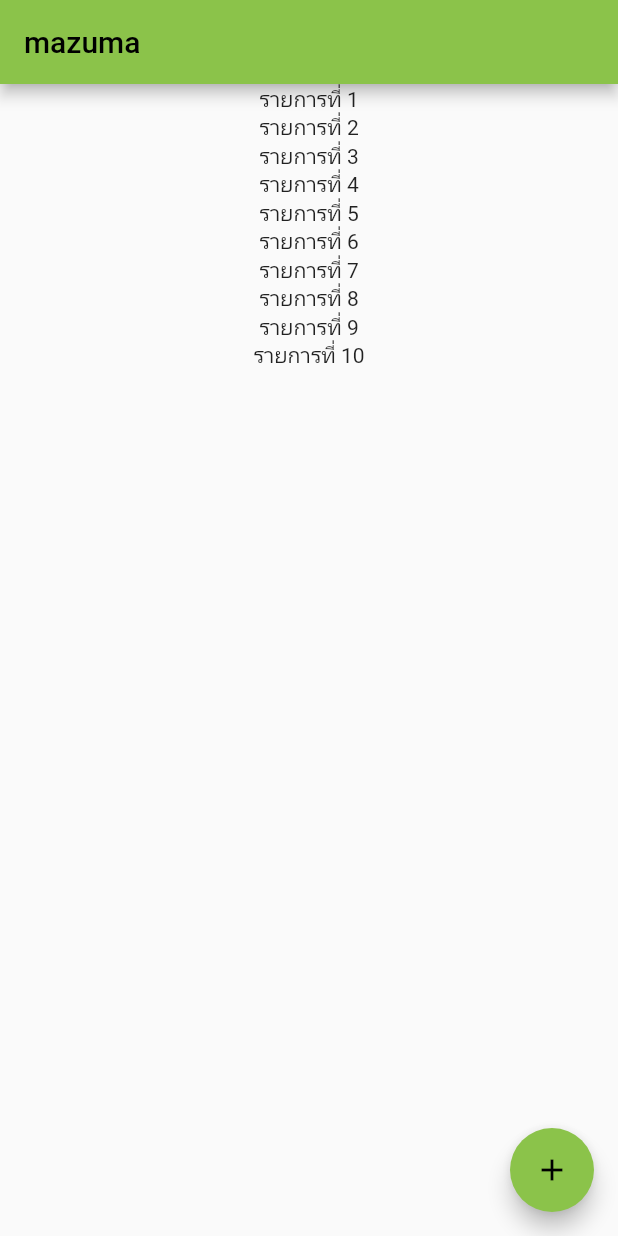
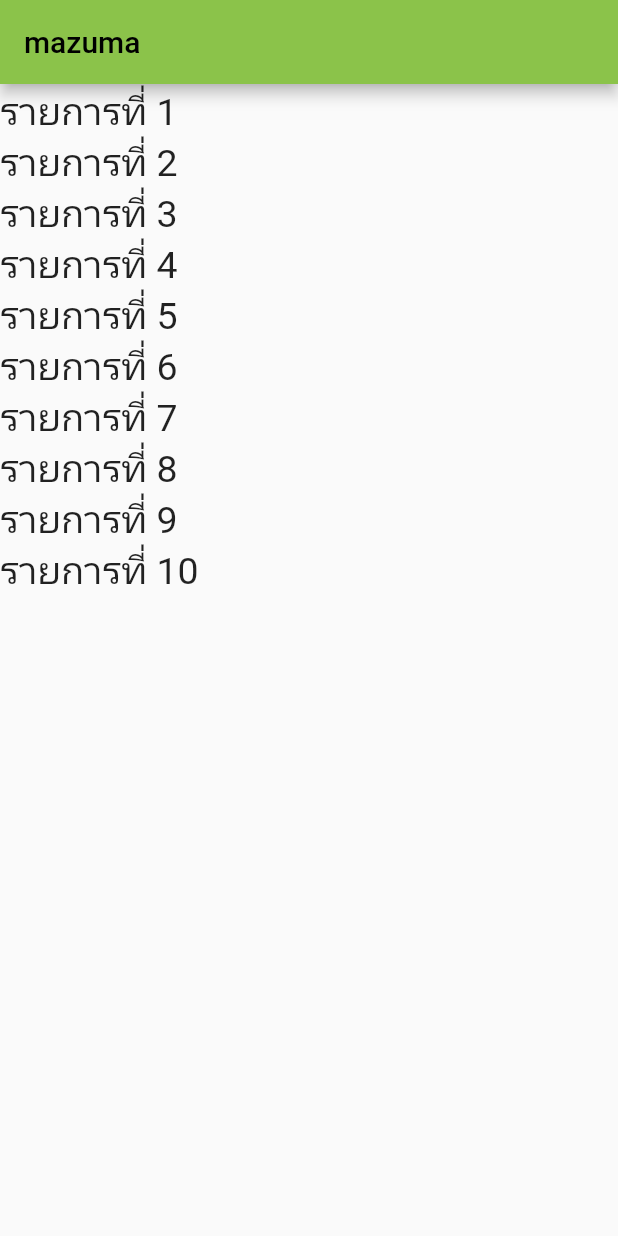
Before and after one commit to Kevinfame007/Learn-Flutter, a Flutter app: the screen it shows after launch, on a phone screen of 412 x 824 dp. Run offline on Flutter 3.47's test engine with Material 2 defaults, Android fonts, the phone set to English and light mode, and no system bars.

Commit message:
learn how to use list view widget
learn how to use list view widget

```diff
--- a/learn_flutter/lib/main.dart
+++ b/learn_flutter/lib/main.dart
@@ -42,38 +42,32 @@ class _MyHomePageState extends State<MyHomePage>
     _controller.dispose();
   }
 
+  //Display and Lauch App
   @override
   Widget build(BuildContext context) {
-
-    //Group of Text
-    List<Widget> data = [];
-
-    for (var i = 0; i < 10; i++) {
-      data.add(
-        Text("รายการที่ ${i+1}"),
-      );
-    }
-
     return Scaffold(
       appBar: AppBar(
         title: Text("mazuma"),
       ),
       body: Center(
-        child: Column(
-          mainAxisAlignment: MainAxisAlignment.start,
-          children: data,
+        child: ListView(
+          children: getData(10),
         ),
-      ),
-      floatingActionButton: FloatingActionButton(
-        onPressed: addnumber,
-        child: Icon(Icons.add),
       ),
     );
   }
 
-  void addnumber() {
-    setState(() {
-      number++;
-    });
+  //Text and Info
+  List<Widget> getData(int count) {
+    List<Widget> data = [];
+    for (var i = 0; i < 10; i++) {
+      data.add(
+        Text(
+          "รายการที่ ${i + 1}",
+          style: TextStyle(fontSize: 25),
+        ),
+      );
+    }
+    return data;
   }
 }
```
